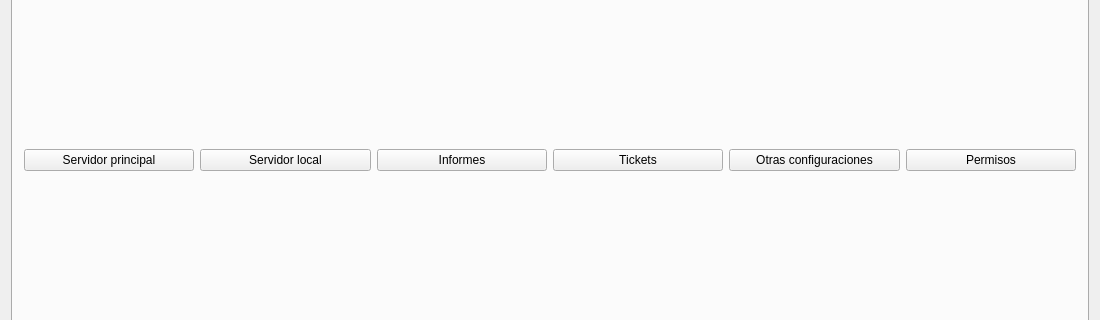
Above: tienda.ui from Ladis72/tienda before the change; both pictures show x 0 to 1100 and y 208 to 528 of the 1100 by 754 pixel window. Below: the same form after it.
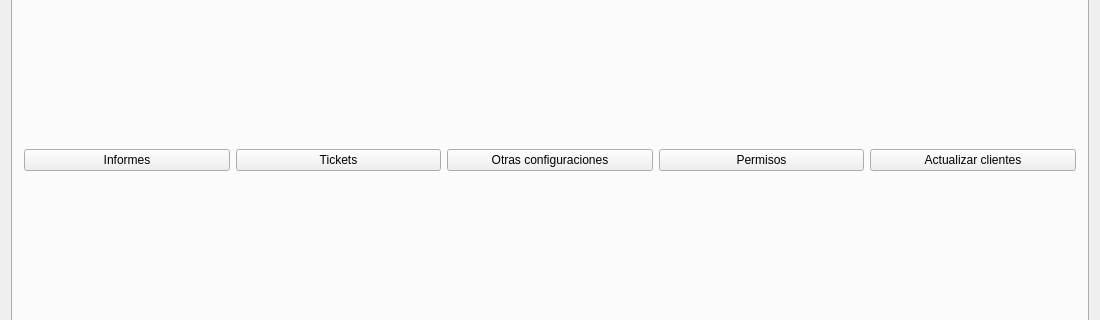
That is the form after the change. The open tabs and pages were chosen to show the change. Icons and pictures are not drawn.

```diff
--- a/tienda.ui
+++ b/tienda.ui
@@ -31,7 +31,20 @@
     <property name="sizeConstraint">
      <enum>QLayout::SetMinimumSize</enum>
     </property>
-    <item row="0" column="0">
+    <item row="16" column="0">
+     <widget class="QLabel" name="logo">
+      <property name="text">
+       <string/>
+      </property>
+      <property name="pixmap">
+       <pixmap resource="recursos.qrc">:/imagenes/Emeicjac logo.jpg</pixmap>
+      </property>
+      <property name="alignment">
+       <set>Qt::AlignCenter</set>
+      </property>
+     </widget>
+    </item>
+    <item row="1" column="0">
      <widget class="QTabWidget" name="tab">
       <property name="currentIndex">
        <number>0</number>
@@ -308,21 +321,14 @@
         <string>Configuración</string>
        </attribute>
        <layout class="QGridLayout" name="gridLayout_6">
+        <item row="0" column="3">
+         <widget class="QPushButton" name="pushButtonPermisos">
+          <property name="text">
+           <string>Permisos</string>
+          </property>
+         </widget>
+        </item>
         <item row="0" column="2">
-         <widget class="QPushButton" name="pushButtonInformes">
-          <property name="text">
-           <string>Informes</string>
-          </property>
-         </widget>
-        </item>
-        <item row="0" column="0">
-         <widget class="QPushButton" name="pushButtonMaster">
-          <property name="text">
-           <string>Servidor principal</string>
-          </property>
-         </widget>
-        </item>
-        <item row="0" column="4">
          <widget class="QPushButton" name="pushButtonConfiguracion">
           <property name="text">
            <string>Otras configuraciones</string>
@@ -330,23 +336,23 @@
          </widget>
         </item>
         <item row="0" column="1">
-         <widget class="QPushButton" name="pushButtonConfigDB">
-          <property name="text">
-           <string>Servidor local</string>
-          </property>
-         </widget>
-        </item>
-        <item row="0" column="3">
          <widget class="QPushButton" name="pushButtonTicket">
           <property name="text">
            <string>Tickets</string>
           </property>
          </widget>
         </item>
-        <item row="0" column="5">
-         <widget class="QPushButton" name="pushButtonPermisos">
+        <item row="0" column="4">
+         <widget class="QPushButton" name="pushButtonActualizarClientes">
           <property name="text">
-           <string>Permisos</string>
+           <string>Actualizar clientes</string>
+          </property>
+         </widget>
+        </item>
+        <item row="0" column="0">
+         <widget class="QPushButton" name="pushButtonInformes">
+          <property name="text">
+           <string>Informes</string>
           </property>
          </widget>
         </item>
```
Left out of the diff: 69 changed lines with no effect on the pictures.
